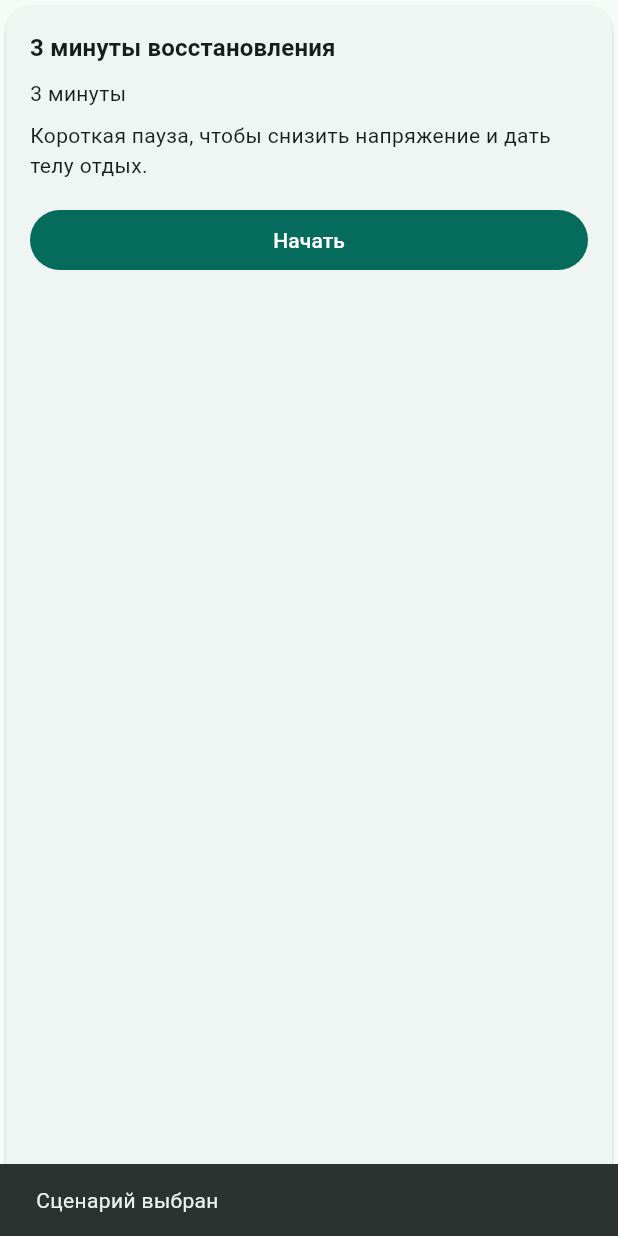
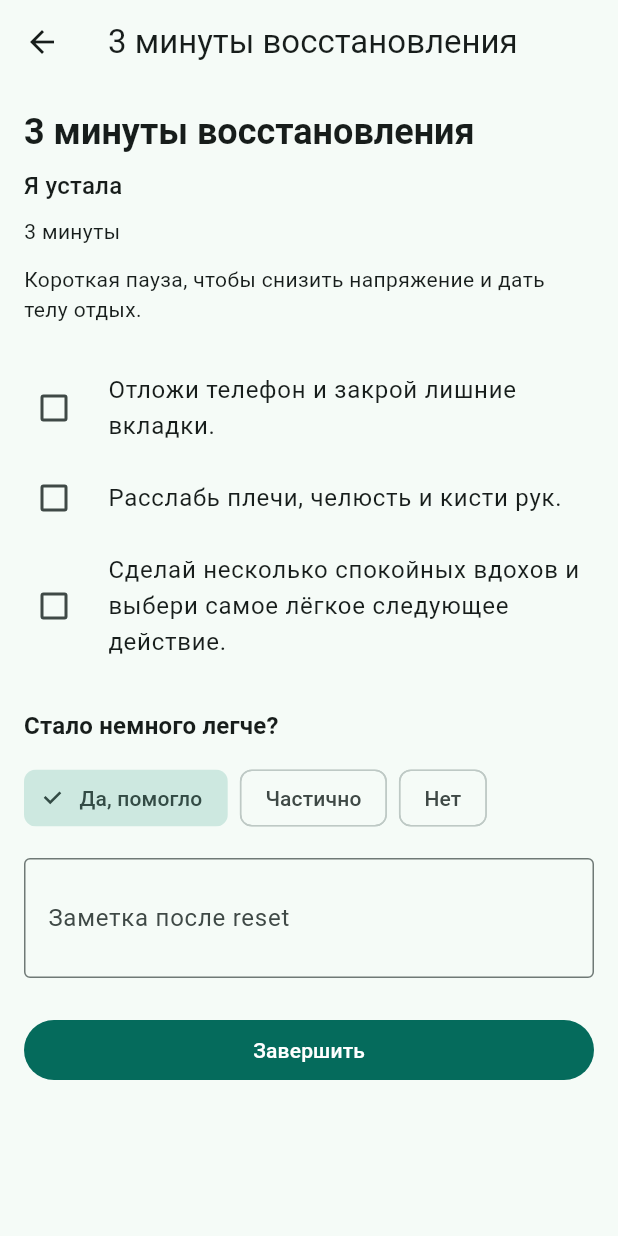
Before and after one commit to imkharitoshka-dmg/Reset_Button, a Flutter app: the ScenarioSelectionCard widget shown alone on an empty page, opened directly with sample values from the repository, after a tap on "Начать", on a phone screen of 412 x 824 dp. Run offline on Flutter 3.47's test engine with Material 3 defaults, Android fonts, the phone set to English and light mode, and no system bars; our stand-ins replace shared_preferences; accounts and stored records are empty.

Commit message:
Add scenario detail screen

```diff
--- a/lib/main.dart
+++ b/lib/main.dart
@@ -43,8 +43,11 @@ class _ResetHomePageState extends State<ResetHomePage> {
   }) {
     Navigator.of(context).push(
       MaterialPageRoute<void>(
-        builder: (context) =>
-            ScenarioSelectionPage(title: title, scenarios: scenarios),
+        builder: (context) => ScenarioSelectionPage(
+          title: title,
+          scenarios: scenarios,
+          storageService: widget.storageService,
+        ),
       ),
     );
   }
@@ -163,10 +166,12 @@ class ScenarioSelectionPage extends StatelessWidget {
     super.key,
     required this.title,
     required this.scenarios,
-  });
+    ResetStorageService? storageService,
+  }) : storageService = storageService ?? const ResetStorageService();
 
   final String title;
   final List<ResetScenario> scenarios;
+  final ResetStorageService storageService;
 
   @override
   Widget build(BuildContext context) {
@@ -178,7 +183,10 @@ class ScenarioSelectionPage extends StatelessWidget {
           itemCount: scenarios.length,
           separatorBuilder: (context, index) => const SizedBox(height: 12),
           itemBuilder: (context, index) {
-            return ScenarioSelectionCard(scenario: scenarios[index]);
+            return ScenarioSelectionCard(
+              scenario: scenarios[index],
+              storageService: storageService,
+            );
           },
         ),
       ),
@@ -187,9 +195,14 @@ class ScenarioSelectionPage extends StatelessWidget {
 }
 
 class ScenarioSelectionCard extends StatelessWidget {
-  const ScenarioSelectionCard({super.key, required this.scenario});
+  const ScenarioSelectionCard({
+    super.key,
+    required this.scenario,
+    required this.storageService,
+  });
 
   final ResetScenario scenario;
+  final ResetStorageService storageService;
 
   @override
   Widget build(BuildContext context) {
@@ -214,13 +227,154 @@ class ScenarioSelectionCard extends StatelessWidget {
             const SizedBox(height: 16),
             FilledButton(
               onPressed: () {
-                ScaffoldMessenger.of(context)
-                  ..hideCurrentSnackBar()
-                  ..showSnackBar(
-                    const SnackBar(content: Text('Сценарий выбран')),
-                  );
+                Navigator.of(context).push(
+                  MaterialPageRoute<void>(
+                    builder: (context) => ScenarioProgressPage(
+                      scenario: scenario,
+                      storageService: storageService,
+                    ),
+                  ),
+                );
               },
               child: const Text('Начать'),
+            ),
+          ],
+        ),
+      ),
+    );
+  }
+}
+
+class ScenarioProgressPage extends StatefulWidget {
+  const ScenarioProgressPage({
+    super.key,
+    required this.scenario,
+    ResetStorageService? storageService,
+  }) : storageService = storageService ?? const ResetStorageService();
+
+  final ResetScenario scenario;
+  final ResetStorageService storageService;
+
+  @override
+  State<ScenarioProgressPage> createState() => _ScenarioProgressPageState();
+}
+
+class _ScenarioProgressPageState extends State<ScenarioProgressPage> {
+  late final List<bool> _completedSteps;
+  final _noteController = TextEditingController();
+  String _result = 'Да, помогло';
+
+  @override
+  void initState() {
+    super.initState();
+    _completedSteps = List.filled(widget.scenario.steps.length, false);
+  }
+
+  @override
+  void dispose() {
+    _noteController.dispose();
+    super.dispose();
+  }
+
+  Future<void> _finishScenario() async {
+    final note = _noteController.text.trim();
+
+    await widget.storageService.saveResetSession(
+      ResetSession(
+        completedAt: DateTime.now(),
+        stateTitle: widget.scenario.stateTitle,
+        scenarioTitle: widget.scenario.title,
+        durationMinutes: widget.scenario.durationMinutes,
+        result: _result,
+        note: note.isEmpty ? null : note,
+      ),
+    );
+
+    if (!mounted) {
+      return;
+    }
+
+    ScaffoldMessenger.of(context)
+      ..hideCurrentSnackBar()
+      ..showSnackBar(const SnackBar(content: Text('Сессия завершена')));
+  }
+
+  void _setResult(String value) {
+    setState(() {
+      _result = value;
+    });
+  }
+
+  @override
+  Widget build(BuildContext context) {
+    final scenario = widget.scenario;
+    final textTheme = Theme.of(context).textTheme;
+
+    return Scaffold(
+      appBar: AppBar(title: Text(scenario.title)),
+      body: SafeArea(
+        child: ListView(
+          padding: const EdgeInsets.all(16),
+          children: [
+            Text(
+              scenario.title,
+              style: textTheme.headlineSmall?.copyWith(
+                fontWeight: FontWeight.w700,
+              ),
+            ),
+            const SizedBox(height: 8),
+            Text(scenario.stateTitle, style: textTheme.titleMedium),
+            const SizedBox(height: 8),
+            Text(formatDurationMinutes(scenario.durationMinutes)),
+            const SizedBox(height: 12),
+            Text(scenario.description),
+            const SizedBox(height: 24),
+            for (var index = 0; index < scenario.steps.length; index++)
+              CheckboxListTile(
+                value: _completedSteps[index],
+                onChanged: (value) {
+                  setState(() {
+                    _completedSteps[index] = value ?? false;
+                  });
+                },
+                title: Text(scenario.steps[index]),
+                controlAffinity: ListTileControlAffinity.leading,
+                contentPadding: EdgeInsets.zero,
+              ),
+            const SizedBox(height: 24),
+            Text(
+              'Стало немного легче?',
+              style: textTheme.titleMedium?.copyWith(
+                fontWeight: FontWeight.w700,
+              ),
+            ),
+            const SizedBox(height: 12),
+            Wrap(
+              spacing: 8,
+              runSpacing: 8,
+              children: [
+                for (final result in ['Да, помогло', 'Частично', 'Нет'])
+                  ChoiceChip(
+                    label: Text(result),
+                    selected: _result == result,
+                    onSelected: (_) => _setResult(result),
+                  ),
+              ],
+            ),
+            const SizedBox(height: 16),
+            TextField(
+              controller: _noteController,
+              minLines: 2,
+              maxLines: 4,
+              decoration: const InputDecoration(
+                labelText: 'Заметка после reset',
+                border: OutlineInputBorder(),
+              ),
+            ),
+            const SizedBox(height: 24),
+            FilledButton(
+              onPressed: _finishScenario,
+              child: const Text('Завершить'),
             ),
           ],
         ),
--- a/lib/reset_storage_service.dart
+++ b/lib/reset_storage_service.dart
@@ -32,9 +32,9 @@ class ResetStorageService {
   }) async {
     final session = ResetSession(
       completedAt: completedAt,
-      state: 'Сброс выполнен',
+      stateTitle: 'Сброс выполнен',
       scenarioTitle: 'Reset Button',
-      duration: 'Без таймера',
+      durationMinutes: 3,
       result: 'помогло',
     );
 
```
Also changed, not shown: lib/reset_session.dart (+24 -8 lines), 1 other file.
